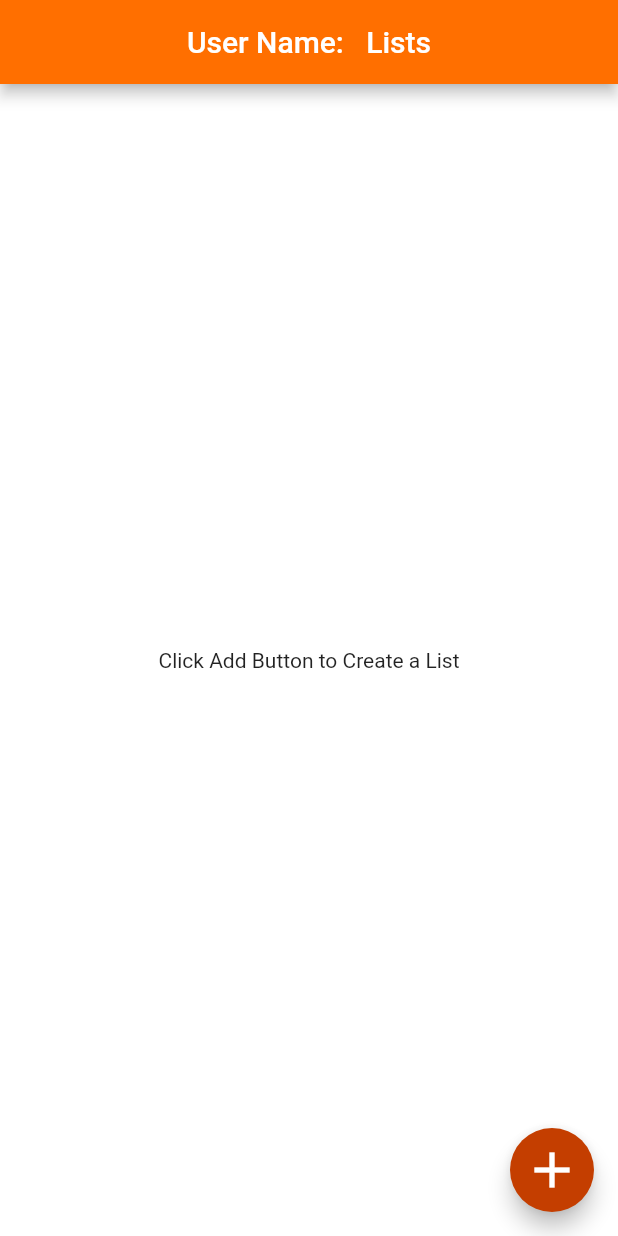
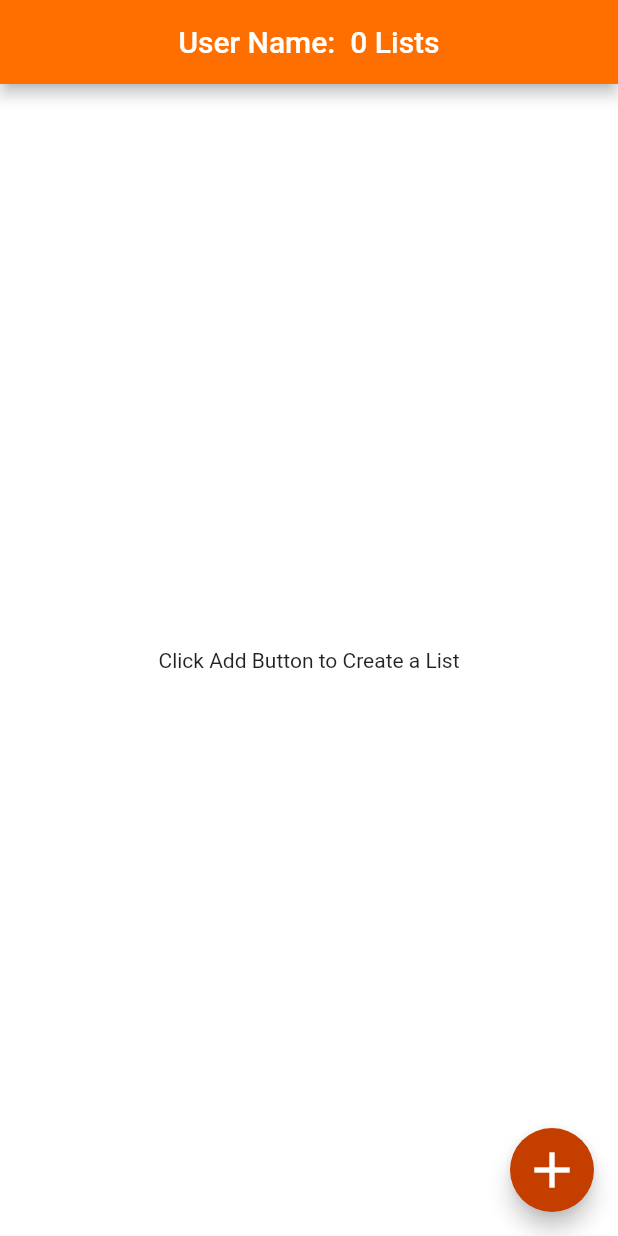
Before and after one commit to DrewMParsons/TodoFlutterApp, a Flutter app: the screen it shows after launch, on a phone screen of 412 x 824 dp. Run offline on Flutter 3.47's test engine with Material 2 defaults, Android fonts, the phone set to English and light mode, and no system bars; our stand-ins replace animated_text_kit.

Commit message:
homeScreen is stateful- got error on dissmisable widget, but not on wedo_detail_screen which is stateless?
FIXED: Lists/chores set to list/chore for itemcount of 1

```diff
--- a/lib/screens/home_screen.dart
+++ b/lib/screens/home_screen.dart
@@ -15,14 +15,17 @@ class HomeScreen extends StatefulWidget {
   _HomeScreenState createState() => _HomeScreenState();
 }
 
-//TODO: Create Home Screen
 class _HomeScreenState extends State<HomeScreen> {
-  int newList = -1;
+  final int newList = -1;
+
   @override
   Widget build(BuildContext context) {
+    int numberOfLists = Provider.of<ChoreData>(context).choreListCount;
     return Scaffold(
       appBar: AppBar(
-        title: Text('User Name:   Lists'),
+        title: numberOfLists == 1
+            ? Text('User Name:  $numberOfLists List')
+            : Text('User Name:  $numberOfLists Lists'),
         centerTitle: true,
         backgroundColor: Theme.of(context).primaryColor,
       ),
--- a/lib/widgets/list_of_lists.dart
+++ b/lib/widgets/list_of_lists.dart
@@ -13,6 +13,7 @@ class ListofLists extends StatelessWidget {
   int getColorCode(int index) => index.remainder(colorCodes.length);
   @override
   Widget build(BuildContext context) {
+    int numberOfLists = 0;
     return Consumer<ChoreData>(
       builder: (BuildContext context, choreData, Widget child) {
         return choreData.choreLists.isNotEmpty
```
Also changed, not shown: lib/screens/wedo_detail_screen.dart (+8 -4 lines).
